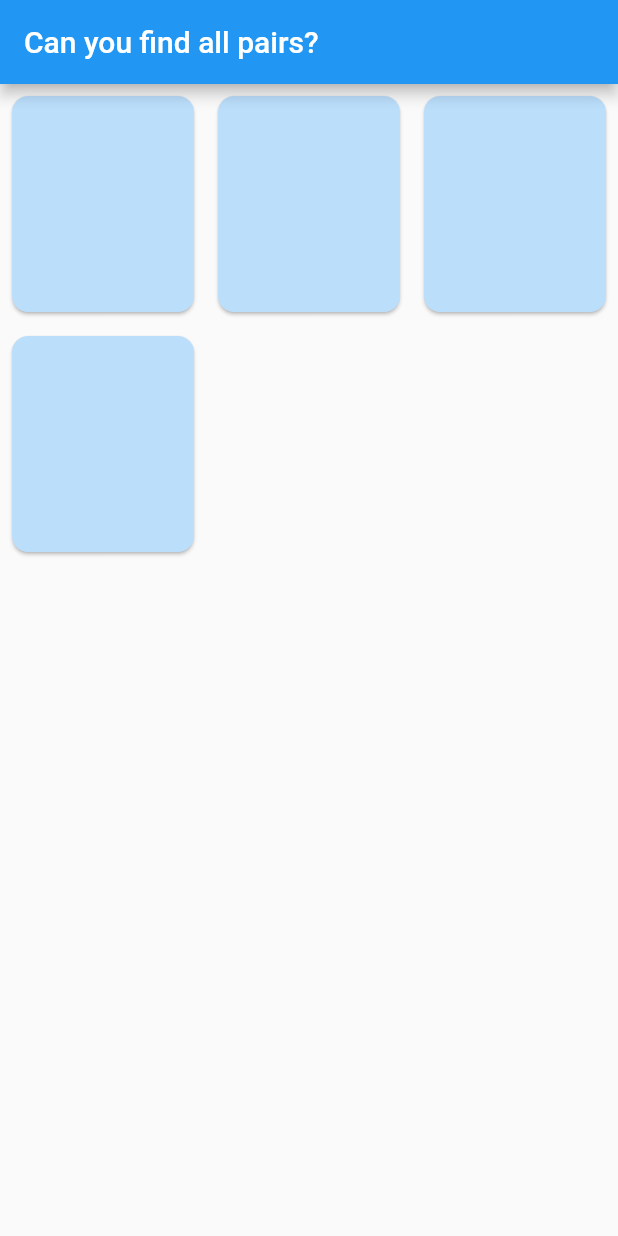
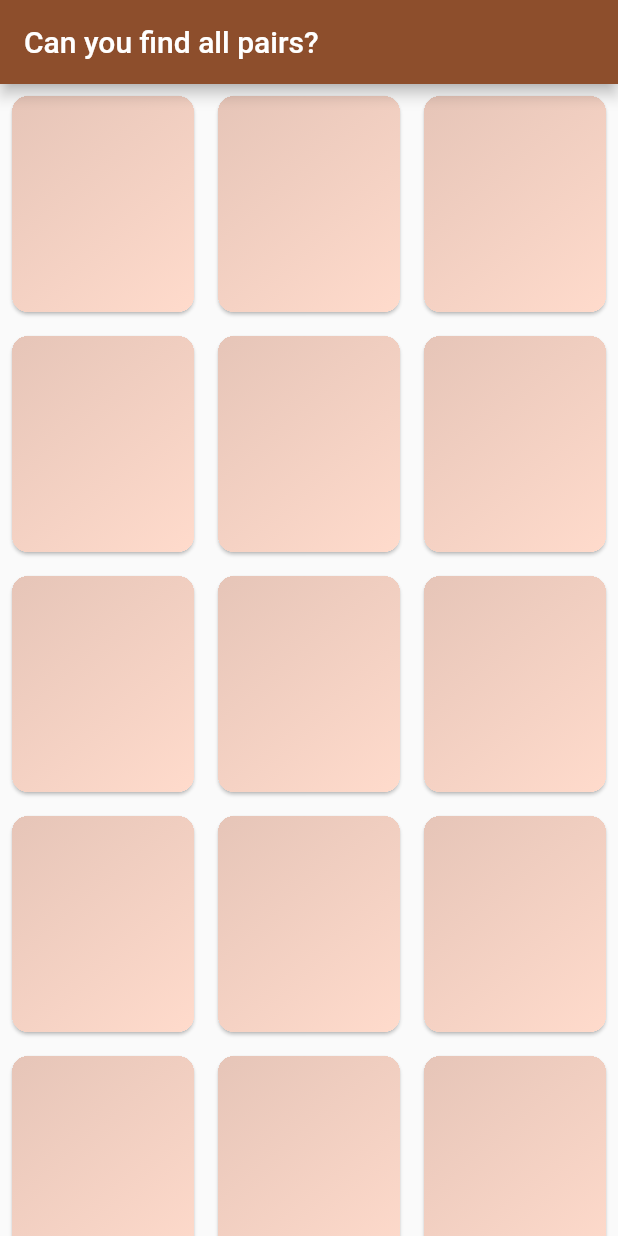
Before and after one commit to lordbenedikt/card_pairs_app_flutter, a Flutter app: the screen it shows after launch, on a phone screen of 412 x 824 dp. Run offline on Flutter 3.47's test engine with Material 2 defaults, Android fonts, the phone set to English and light mode, and no system bars.

Commit message:
changed colors

```diff
--- a/lib/memory.dart
+++ b/lib/memory.dart
@@ -5,9 +5,10 @@ import 'package:memory/asset_path_provider.dart';
 import 'package:memory/memory_card.dart';
 
 class Memory extends StatefulWidget {
-  const Memory({super.key, required this.onRestart});
+  const Memory({super.key, required this.onRestart, this.numOfPairs = 14});
 
   final void Function() onRestart;
+  final int numOfPairs;
 
   @override
   State<Memory> createState() => _MemoryState();
@@ -20,8 +21,6 @@ class _MemoryState extends State<Memory> {
   int discoveredPairs = 0;
   bool doingPairCheck = false;
   bool gameOver = false;
-
-  static const numOfPairs = 2;
 
   void precacheImages(BuildContext context, List<String> paths) {
     for (var path in paths) {
@@ -63,6 +62,11 @@ class _MemoryState extends State<Memory> {
         //   }
         // });
         if (discoveredPairs * 2 == imagePaths.length) {
+          setState(() {
+            gameOver = true;
+          });
+        }
+        if (discoveredPairs * 2 == imagePaths.length) {
           Future.delayed(Duration(milliseconds: 2000), () {
             widget.onRestart();
           });
@@ -86,8 +90,8 @@ class _MemoryState extends State<Memory> {
       imagePaths = AssetsPathProvider.imagePaths;
       imagePaths.shuffle();
       imagePaths = [
-        ...imagePaths.sublist(0, numOfPairs),
-        ...imagePaths.sublist(0, numOfPairs),
+        ...imagePaths.sublist(0, widget.numOfPairs),
+        ...imagePaths.sublist(0, widget.numOfPairs),
       ];
       imagePaths.shuffle();
       activeCardIndices = [];
@@ -131,8 +135,13 @@ class _MemoryState extends State<Memory> {
   Widget build(BuildContext context) {
     return Scaffold(
       appBar: AppBar(
-        title: Text(gameOver ? 'Congratulations!' : 'Can you find all pairs?'),
+        // backgroundColor: gameOver ? Colors.green : Colors.amber[300],
+        title: Text(
+          gameOver ? 'Congratulations!' : 'Can you find all pairs?',
+          textAlign: TextAlign.center,
+        ),
       ),
+      // backgroundColor: Colors.brown[200],
       body: GridView.builder(
         gridDelegate: const SliverGridDelegateWithMaxCrossAxisExtent(
           maxCrossAxisExtent: 160,
--- a/lib/memory_card.dart
+++ b/lib/memory_card.dart
@@ -24,6 +24,14 @@ class MemoryCard extends StatelessWidget {
 
   @override
   Widget build(BuildContext context) {
+    Color backColor = Theme.of(context).colorScheme.secondaryContainer;
+    Color backColorDarker = Color.fromARGB(
+      255,
+      (backColor.red * 0.9).round(),
+      (backColor.green * 0.9).round(),
+      (backColor.blue * 0.9).round(),
+    );
+
     return Flipper(
       startFaceDown: true,
       width: width,
@@ -43,9 +51,21 @@ class MemoryCard extends StatelessWidget {
         ),
       ),
       back: Card(
-        color: Colors.blue[100],
+        clipBehavior: Clip.hardEdge,
         shape: RoundedRectangleBorder(
             borderRadius: BorderRadius.circular(width / 15)),
+        child: Container(
+          decoration: BoxDecoration(
+            gradient: LinearGradient(
+              begin: Alignment.topLeft,
+              end: Alignment.bottomRight,
+              colors: [
+                backColor,
+                backColorDarker,
+              ],
+            ),
+          ),
+        ),
       ),
     );
   }
```
Also changed, not shown: lib/main.dart (+16 -2 lines).
